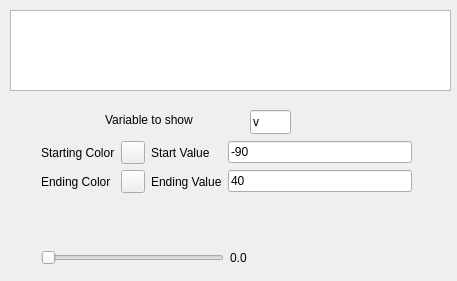
Before: the Qt Designer form src/neuronvisio/ui/animation.ui in mattions/neuronvisio, drawn with Qt 5.
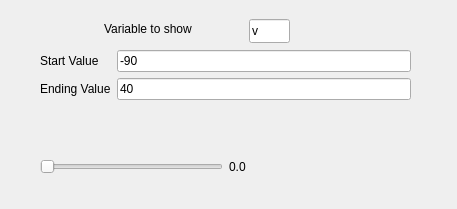
After: the same form once the commit is applied. Custom widgets are drawn as their Qt base class.

Commit message: Removed old button colors, no more necessary.

Diff of the .ui file:
```diff
--- a/src/neuronvisio/ui/animation.ui
+++ b/src/neuronvisio/ui/animation.ui
@@ -7,33 +7,17 @@
     <x>0</x>
     <y>0</y>
     <width>457</width>
-    <height>281</height>
+    <height>209</height>
    </rect>
   </property>
   <property name="windowTitle">
    <string>Animation</string>
   </property>
-  <widget class="QGraphicsView" name="view">
-   <property name="geometry">
-    <rect>
-     <x>10</x>
-     <y>10</y>
-     <width>441</width>
-     <height>81</height>
-    </rect>
-   </property>
-   <property name="verticalScrollBarPolicy">
-    <enum>Qt::ScrollBarAlwaysOff</enum>
-   </property>
-   <property name="horizontalScrollBarPolicy">
-    <enum>Qt::ScrollBarAlwaysOff</enum>
-   </property>
-  </widget>
   <widget class="QLabel" name="label_3">
    <property name="geometry">
     <rect>
-     <x>105</x>
-     <y>110</y>
+     <x>104</x>
+     <y>19</y>
      <width>121</width>
      <height>20</height>
     </rect>
@@ -45,8 +29,8 @@
   <widget class="QLineEdit" name="varToShow">
    <property name="geometry">
     <rect>
-     <x>250</x>
-     <y>110</y>
+     <x>249</x>
+     <y>19</y>
      <width>41</width>
      <height>24</height>
     </rect>
@@ -58,8 +42,8 @@
   <widget class="QWidget" name="layoutWidget">
    <property name="geometry">
     <rect>
-     <x>41</x>
-     <y>141</y>
+     <x>40</x>
+     <y>50</y>
      <width>371</width>
      <height>124</height>
     </rect>
@@ -68,27 +52,6 @@
     <item>
      <layout class="QGridLayout" name="gridLayout">
       <item row="0" column="0">
-       <widget class="QLabel" name="label">
-        <property name="text">
-         <string>Starting Color</string>
-        </property>
-       </widget>
-      </item>
-      <item row="0" column="1">
-       <widget class="ColorButton" name="starting_color_btn">
-        <property name="toolTip">
-         <string>starting color</string>
-        </property>
-        <property name="color" stdset="0">
-         <color>
-          <red>255</red>
-          <green>255</green>
-          <blue>0</blue>
-         </color>
-        </property>
-       </widget>
-      </item>
-      <item row="0" column="2">
        <widget class="QLabel" name="label_5">
         <property name="text">
          <string>Start Value</string>
@@ -96,41 +59,20 @@
        </widget>
       </item>
       <item row="1" column="0">
-       <widget class="QLabel" name="label_2">
-        <property name="text">
-         <string>Ending Color</string>
-        </property>
-       </widget>
-      </item>
-      <item row="1" column="1">
-       <widget class="ColorButton" name="ending_color_btn">
-        <property name="toolTip">
-         <string>ending color</string>
-        </property>
-        <property name="color" stdset="0">
-         <color>
-          <red>255</red>
-          <green>0</green>
-          <blue>0</blue>
-         </color>
-        </property>
-       </widget>
-      </item>
-      <item row="1" column="2">
        <widget class="QLabel" name="label_6">
         <property name="text">
          <string>Ending Value</string>
         </property>
        </widget>
       </item>
-      <item row="0" column="3">
+      <item row="0" column="1">
        <widget class="QLineEdit" name="startValue">
         <property name="text">
          <string>-90</string>
         </property>
        </widget>
       </item>
-      <item row="1" column="3">
+      <item row="1" column="1">
        <widget class="QLineEdit" name="endValue">
         <property name="text">
          <string>40</string>
@@ -179,13 +121,6 @@
    </layout>
   </widget>
  </widget>
- <customwidgets>
-  <customwidget>
-   <class>ColorButton</class>
-   <extends>QToolButton</extends>
-   <header>colorbutton</header>
-  </customwidget>
- </customwidgets>
  <resources/>
  <connections/>
 </ui>
```
The commit also changes 2 other files.
